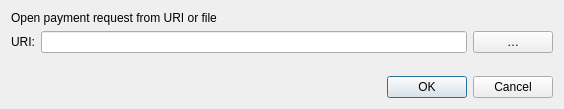
ecoinchain/ecoin, file src/qt/forms/openuridialog.ui: the form before one commit.
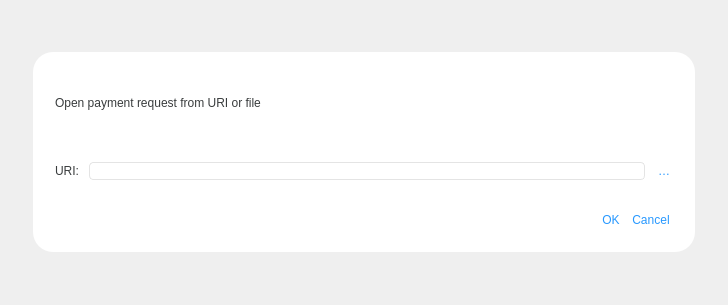
The form after the commit. Custom widgets are drawn as their Qt base class.

```diff
--- a/src/qt/forms/openuridialog.ui
+++ b/src/qt/forms/openuridialog.ui
@@ -6,14 +6,97 @@
    <rect>
     <x>0</x>
     <y>0</y>
-    <width>564</width>
-    <height>109</height>
+    <width>728</width>
+    <height>305</height>
    </rect>
   </property>
   <property name="windowTitle">
    <string>Open URI</string>
   </property>
+  <property name="styleSheet">
+   <string notr="true">#realframe {
+ 	background-color: rgb(255, 255, 255);
+      border-radius: 20px;
+
+}
+
+QPushButton {
+    border-radius: 3px;
+    padding: 2.5px;
+    color: rgb(39, 152, 255);
+   background-color: #ffffffff;
+}
+
+QPushButton:hover { 
+background-color: #ffffffff;
+ border: 1px solid #2798ff;
+}
+
+
+QLabel , QCheckBox {
+	color: rgb(57, 60, 61);
+    border : 0px solid ;
+   border-radius: 4px;  
+}
+
+QLineEdit , QComboBox{
+	color: rgb(57, 60, 61);
+    border : 1px solid #E4E4E4 ;
+   border-radius: 4px;
+}
+
+</string>
+  </property>
   <layout class="QVBoxLayout" name="verticalLayout">
+   <property name="leftMargin">
+    <number>33</number>
+   </property>
+   <property name="topMargin">
+    <number>33</number>
+   </property>
+   <property name="rightMargin">
+    <number>33</number>
+   </property>
+   <property name="bottomMargin">
+    <number>33</number>
+   </property>
+   <item>
+    <spacer name="verticalSpacer_2">
+     <property name="orientation">
+      <enum>Qt::Vertical</enum>
+     </property>
+     <property name="sizeHint" stdset="0">
+      <size>
+       <width>20</width>
+       <height>571</height>
+      </size>
+     </property>
+    </spacer>
+   </item>
+   <item>
+    <widget class="QWidget" name="realframe" native="true">
+     <property name="minimumSize">
+      <size>
+       <width>200</width>
+       <height>200</height>
+      </size>
+     </property>
+     <layout class="QVBoxLayout" name="verticalLayout_2">
+      <property name="spacing">
+       <number>10</number>
+      </property>
+      <property name="leftMargin">
+       <number>22</number>
+      </property>
+      <property name="topMargin">
+       <number>22</number>
+      </property>
+      <property name="rightMargin">
+       <number>22</number>
+      </property>
+      <property name="bottomMargin">
+       <number>22</number>
+      </property>
    <item>
     <widget class="QLabel" name="label_2">
      <property name="text">
@@ -57,19 +140,6 @@
      </item>
     </layout>
    </item>
-   <item>
-    <spacer name="verticalSpacer">
-     <property name="orientation">
-      <enum>Qt::Vertical</enum>
-     </property>
-     <property name="sizeHint" stdset="0">
-      <size>
-       <width>20</width>
-       <height>40</height>
-      </size>
-     </property>
-    </spacer>
-   </item>
    <item>
     <widget class="QDialogButtonBox" name="buttonBox">
      <property name="orientation">
@@ -79,6 +149,22 @@
       <set>QDialogButtonBox::Cancel|QDialogButtonBox::Ok</set>
      </property>
     </widget>
+      </item>
+     </layout>
+    </widget>
+   </item>
+   <item>
+    <spacer name="verticalSpacer">
+     <property name="orientation">
+      <enum>Qt::Vertical</enum>
+     </property>
+     <property name="sizeHint" stdset="0">
+      <size>
+       <width>20</width>
+       <height>571</height>
+      </size>
+     </property>
+    </spacer>
    </item>
   </layout>
  </widget>
```
Lines whose indentation alone changed are shown as unchanged.
